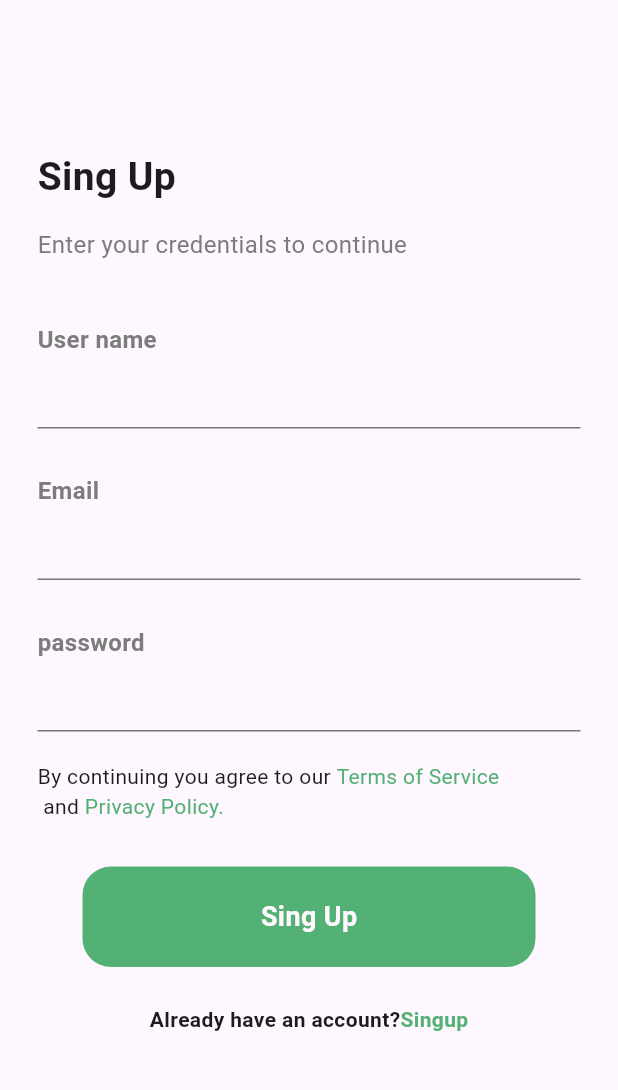
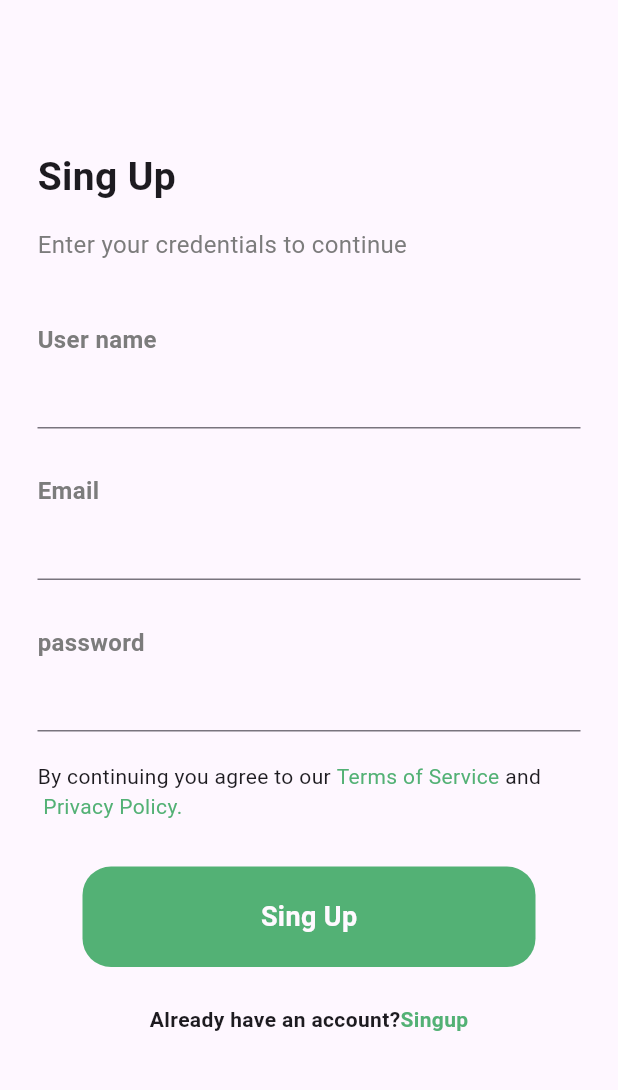
Before and after one commit to rahmaEbrahem/task-project, a Flutter app: the Registerscreen screen opened directly, on a phone screen of 412 x 824 dp, the part 107-1197 px from its top. Run offline on Flutter 3.47's test engine with Material 3 defaults, Android fonts, the phone set to English and light mode, and no system bars; our stand-ins replace flutter_carousel_widget, flutter_svg.

Commit message:
update grocery app Readme and screenshots

```diff
--- a/lib/screens/explore/find_product/widget/beverages_product.dart
+++ b/lib/screens/explore/find_product/widget/beverages_product.dart
@@ -50,7 +50,7 @@ class BeveragesProduct extends StatelessWidget {
       gridDelegate: SliverGridDelegateWithFixedCrossAxisCount(
         crossAxisCount: 2,
         crossAxisSpacing: 14.8,
-        childAspectRatio: 8 / 12,
+        childAspectRatio: 8 / 13,
         mainAxisSpacing: 15,
       ),
       itemBuilder: (context, index) {
--- a/lib/screens/register_screen/widgets/privacy_police_row.dart
+++ b/lib/screens/register_screen/widgets/privacy_police_row.dart
@@ -7,17 +7,13 @@ class PrivacyPoliceRow extends StatelessWidget {
   Widget build(BuildContext context) {
     return Column(
       children: [
-        Row(
+        Wrap(
           children: [
             Text("By continuing you agree to our "),
             Text(
               "Terms of Service",
               style: TextStyle(color: Color(0xff53B175)),
             ),
-          ],
-        ),
-        Row(
-          children: [
             Text(" and"),
             Text(
               " Privacy Policy.",
```
Also changed, not shown: 12 other files.
